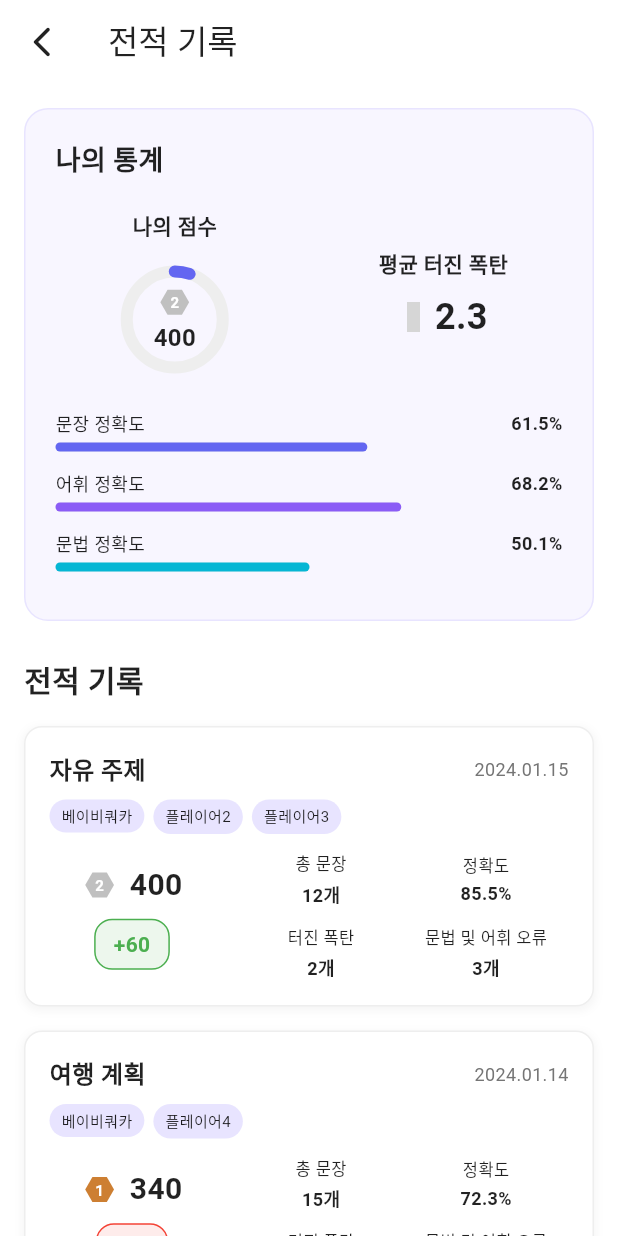
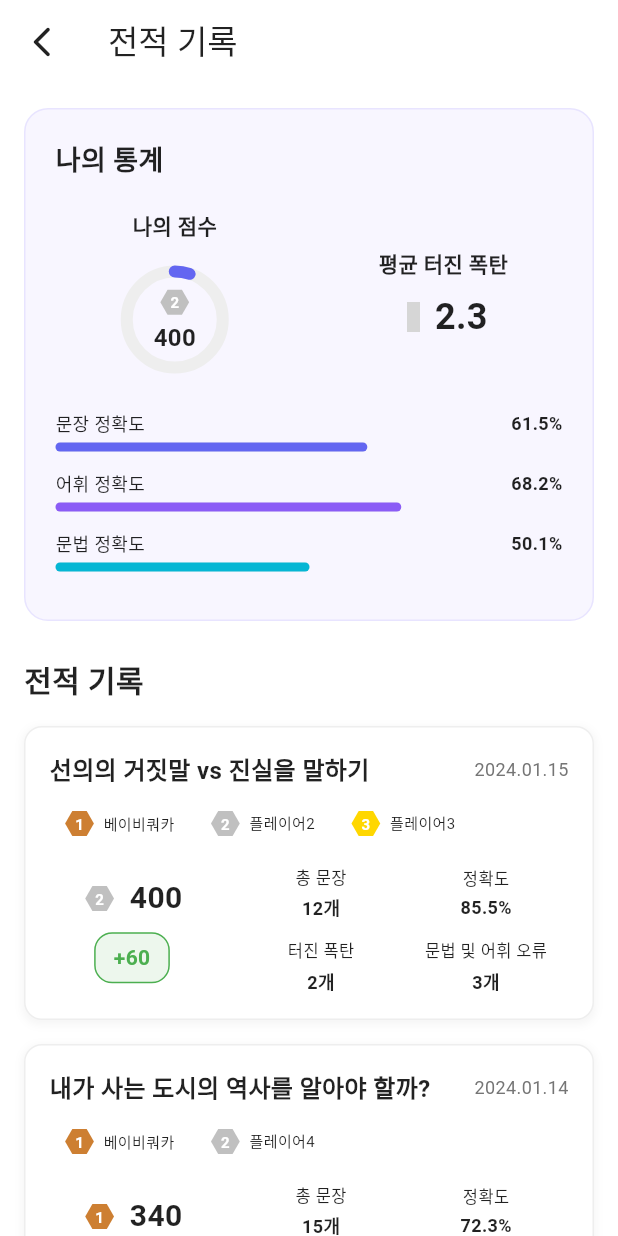
Before and after one commit to DH-Koo/Team46_Junction_Asia_2025, a Flutter app: the RecordScreen screen opened directly, on a phone screen of 412 x 824 dp. Run offline on Flutter 3.47's test engine with Material 3 defaults, Android fonts, the phone set to English and light mode, and no system bars; our stand-ins replace material_symbols_icons; grey boxes are pictures that could not be loaded.

Commit message:
전적 참가자 ui 변경

```diff
--- a/lib/screens/record/record_list_screen.dart
+++ b/lib/screens/record/record_list_screen.dart
@@ -14,7 +14,7 @@ class _RecordScreenState extends State<RecordScreen> {
   // 더미 데이터
   final List<Map<String, dynamic>> gameRecords = [
     {
-      'topic': '자유 주제',
+      'topic': '선의의 거짓말 vs 진실을 말하기',
       'participants': ['베이비쿼카', '플레이어2', '플레이어3'],
       'scoreChange': 60,
       'currentScore': 400, // 게임 후 점수
@@ -29,7 +29,7 @@ class _RecordScreenState extends State<RecordScreen> {
       'duration': '8분',
     },
     {
-      'topic': '여행 계획',
+      'topic': '내가 사는 도시의 역사를 알아야 할까?',
       'participants': ['베이비쿼카', '플레이어4'],
       'scoreChange': -20,
       'currentScore': 340, // 게임 후 점수
@@ -44,7 +44,7 @@ class _RecordScreenState extends State<RecordScreen> {
       'duration': '10분',
     },
     {
-      'topic': '음식 리뷰',
+      'topic': '다른 문화를 아는 것은 중요한가?',
       'participants': ['베이비쿼카', '플레이어5', '플레이어6', '플레이어7'],
       'scoreChange': 80,
       'currentScore': 360, // 게임 후 점수
@@ -59,7 +59,7 @@ class _RecordScreenState extends State<RecordScreen> {
       'duration': '12분',
     },
     {
-      'topic': '영화 토론',
+      'topic': '인공지능이 세상을 지배할까?',
       'participants': ['베이비쿼카', '플레이어8', '플레이어9'],
       'scoreChange': 60,
       'currentScore': 280, // 게임 후 점수
@@ -387,24 +387,30 @@ class _RecordScreenState extends State<RecordScreen> {
                 // 참여자들
                 Wrap(
                   spacing: 6,
-                  children: (record['participants'] as List<String>).map((
-                    participant,
+                  runSpacing: 4,
+                  children: (record['participants'] as List<String>).asMap().entries.map((
+                    entry,
                   ) {
+                    final index = entry.key;
+                    final participant = entry.value;
                     return Container(
                       padding: const EdgeInsets.symmetric(
                         horizontal: 8,
                         vertical: 4,
                       ),
-                      decoration: BoxDecoration(
-                        color: const Color(0xFFE8E4FF),
-                        borderRadius: BorderRadius.circular(12),
-                      ),
-                      child: Text(
-                        participant,
-                        style: const TextStyle(
-                          fontSize: 10,
-                          color: Colors.black87,
-                        ),
+                      child: Row(
+                        mainAxisSize: MainAxisSize.min,
+                        children: [
+                          _buildTierHexagon(index + 1),
+                          const SizedBox(width: 4),
+                          Text(
+                            participant,
+                            style: const TextStyle(
+                              fontSize: 10,
+                              color: Colors.black87,
+                            ),
+                          ),
+                        ],
                       ),
                     );
                   }).toList(),
```
